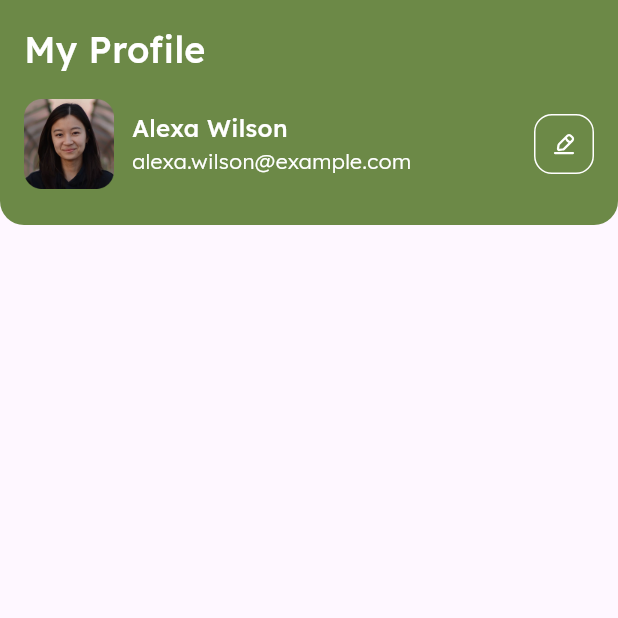
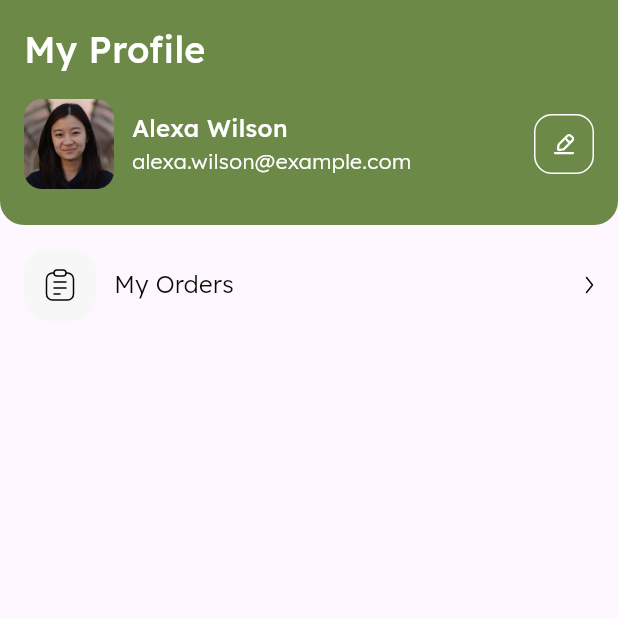
Before and after one commit to Tala-foqha/bag_store, a Flutter app: the ProfileView screen opened by its route, on a phone screen of 412 x 824 dp, the top half of it. Run offline on Flutter 3.47's test engine with Material 3 defaults, Android fonts, the phone set to English and light mode, and no system bars; our stand-ins replace bloc, cloud_firestore, dartz, dotted_line, firebase_auth, firebase_core and 8 more; accounts and stored records are empty; project files that could hold a hidden picture were left out.

Commit message:
list item profile done

```diff
--- /dev/null
+++ b/lib/furniture/home/presentation/viewss/profile_view_widgets/list_item_profile.dart
@@ -0,0 +1,37 @@
+// furniture/home/presentation/viewss/profile_view_widgets/list_item_profile.dart
+
+
+import 'package:bag_store_ecommerec/core/utils/app_styles.dart';
+import 'package:flutter/widgets.dart';
+import 'package:flutter_svg/svg.dart';
+
+class ListItemProfile extends StatelessWidget {
+  const ListItemProfile({
+    super.key,
+  });
+
+  @override
+  Widget build(BuildContext context) {
+    return Row(
+      children: [
+        Container(
+          height: 48,
+          width: 48,
+          decoration: BoxDecoration(
+            borderRadius: BorderRadius.circular(16),
+            color: Color(0xffF7F7F7),
+          ),
+          child: SvgPicture.asset('assets/images/notepad.svg',fit: BoxFit.scaleDown,),
+        ),
+        SizedBox(width: 12,),
+        Text('My Orders',
+        style: AppStyles.Light16.copyWith(
+          color: Color(0xff070A03)
+        ),
+        ),
+        Spacer(),
+        SvgPicture.asset('assets/images/Vector 175.svg')
+      ],
+    );
+  }
+}
--- a/lib/furniture/home/presentation/viewss/profile_view_widgets/profile_view_body.dart
+++ b/lib/furniture/home/presentation/viewss/profile_view_widgets/profile_view_body.dart
@@ -1,6 +1,7 @@
 // furniture/home/presentation/viewss/profile_view_widgets/profile_view_body.dart
 import 'package:bag_store_ecommerec/core/utils/app_colors.dart';
 import 'package:bag_store_ecommerec/core/utils/app_styles.dart';
+import 'package:bag_store_ecommerec/furniture/home/presentation/viewss/profile_view_widgets/list_item_profile.dart';
 import 'package:bag_store_ecommerec/furniture/home/presentation/viewss/profile_view_widgets/nav_bar_profile_view.dart';
 import 'package:flutter/material.dart';
 import 'package:flutter/widgets.dart';
@@ -13,7 +14,12 @@ class ProfileViewBody extends StatelessWidget {
   Widget build(BuildContext context) {
     return Column(
       children: [
-        NavBarProfileView()
+        NavBarProfileView(),
+        SizedBox(height: 16,),
+        Padding(
+          padding: const EdgeInsets.symmetric(horizontal: 16),
+          child: ListItemProfile(),
+        )
       ],
     );
   }
```
Also changed, not shown: assets/images/Vector 175.svg (added), assets/images/notepad.svg (added), lib/furniture/home/presentation/viewss/profile_view_widgets/Vector 175.svg (added).
